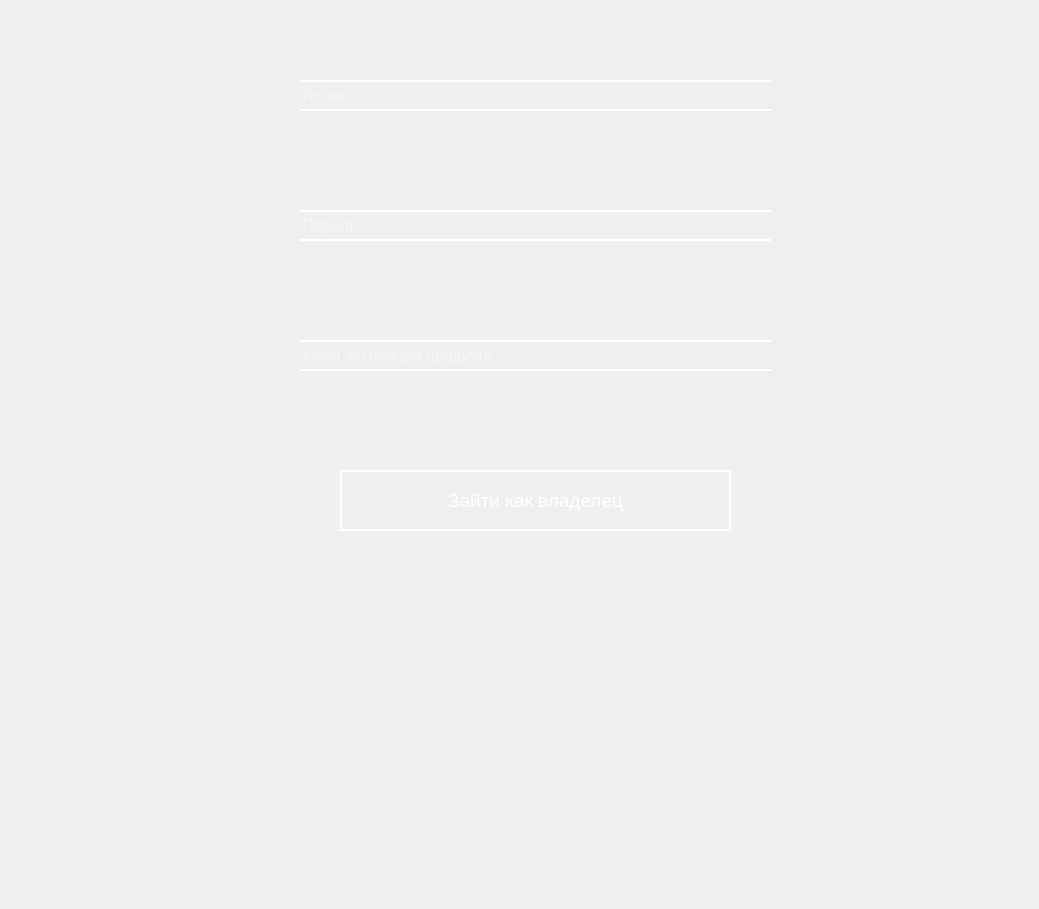
Above: UIs/HostCheck.ui from Cheshuyka/BookFoU before the change. Below: the same form after it.
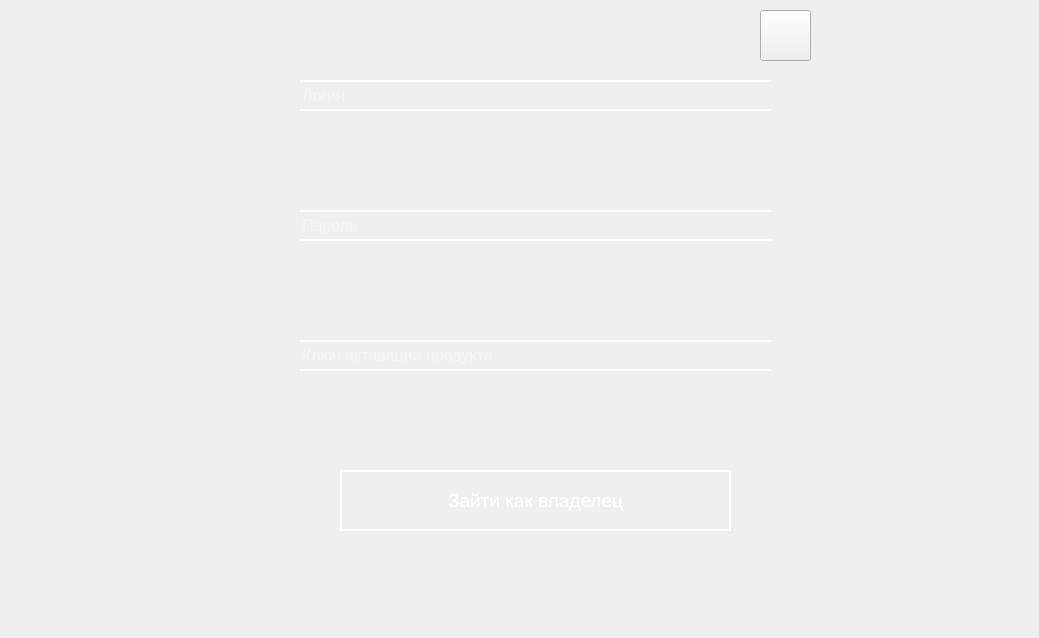
That is the form after the change. Icons and pictures are not drawn.

```diff
--- a/UIs/HostCheck.ui
+++ b/UIs/HostCheck.ui
@@ -7,7 +7,7 @@
     <x>0</x>
     <y>0</y>
     <width>1039</width>
-    <height>909</height>
+    <height>638</height>
    </rect>
   </property>
   <property name="windowTitle">
@@ -139,34 +139,13 @@
     <string>Зайти как владелец</string>
    </property>
   </widget>
-  <widget class="QLabel" name="error_lbl">
-   <property name="geometry">
-    <rect>
-     <x>340</x>
-     <y>720</y>
-     <width>401</width>
-     <height>141</height>
-    </rect>
-   </property>
-   <property name="font">
-    <font>
-     <pointsize>14</pointsize>
-    </font>
-   </property>
-   <property name="styleSheet">
-    <string notr="true">color: white</string>
-   </property>
-   <property name="text">
-    <string/>
-   </property>
-  </widget>
   <widget class="QLabel" name="label_4">
    <property name="geometry">
     <rect>
      <x>250</x>
      <y>-10</y>
      <width>571</width>
-     <height>911</height>
+     <height>631</height>
     </rect>
    </property>
    <property name="styleSheet">
@@ -176,6 +155,29 @@
     <string/>
    </property>
   </widget>
+  <widget class="QPushButton" name="exitButton">
+   <property name="geometry">
+    <rect>
+     <x>760</x>
+     <y>10</y>
+     <width>51</width>
+     <height>51</height>
+    </rect>
+   </property>
+   <property name="text">
+    <string/>
+   </property>
+   <property name="icon">
+    <iconset>
+     <normaloff>../../../../Desktop/exit_icon.jpg</normaloff>../../../../Desktop/exit_icon.jpg</iconset>
+   </property>
+   <property name="iconSize">
+    <size>
+     <width>60</width>
+     <height>60</height>
+    </size>
+   </property>
+  </widget>
   <zorder>label_4</zorder>
   <zorder>keyEdit</zorder>
   <zorder>passEdit</zorder>
```
Left out of the diff: 2 changed lines with no effect on the pictures.
